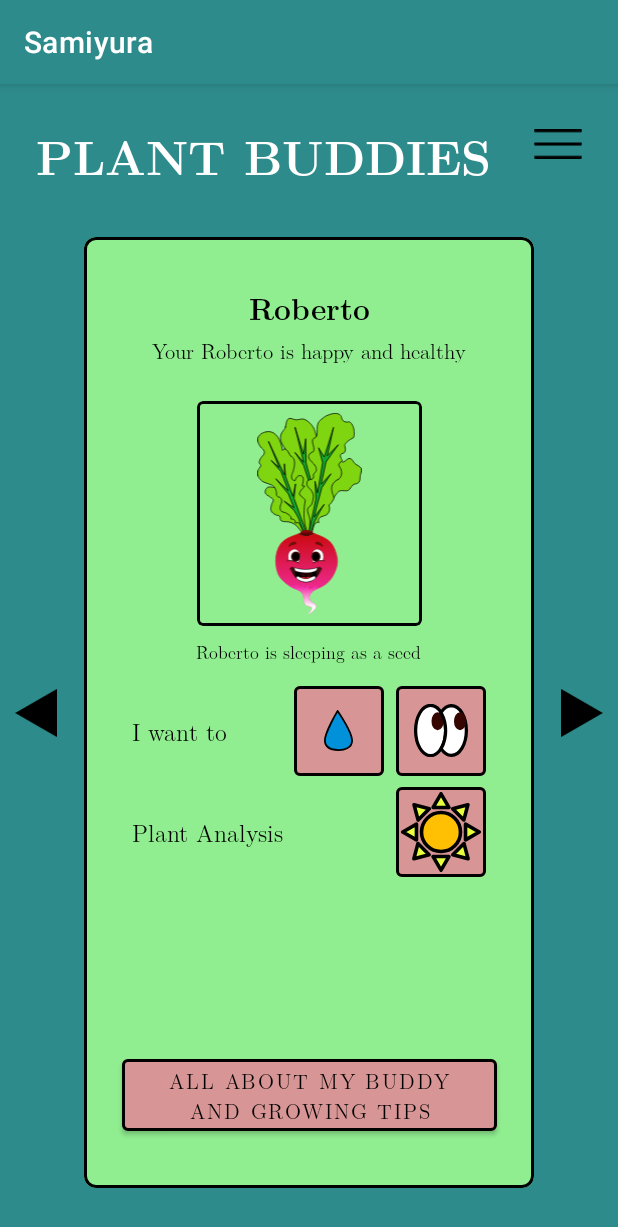
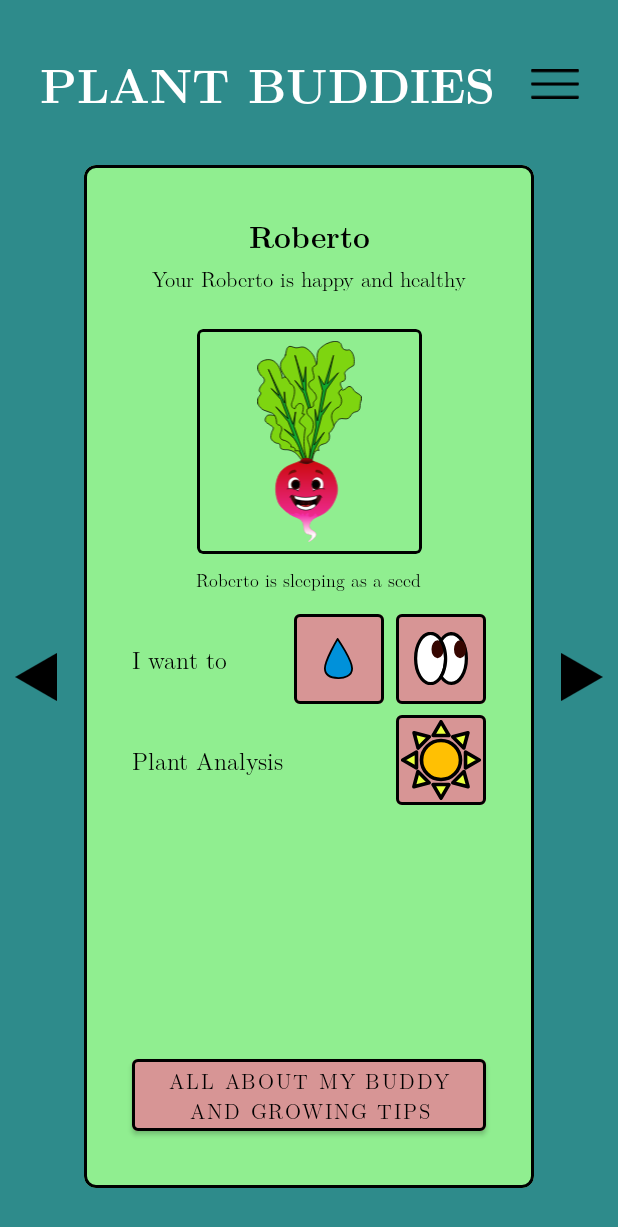
Before and after one commit to minervarr/SamiYura, an Android app: the screen it shows after launch (MainActivity), on a phone screen of 412 x 824 dp. Shown: the top 1227 px of the screen. Run offline under Robolectric (Android 15) with nearby library versions, the phone set to English and light mode, and no system bars.

Commit message:
Delete this bullshit=

```diff
--- a/app/src/main/java/com/nava/samiyuri/MainActivity.java
+++ b/app/src/main/java/com/nava/samiyuri/MainActivity.java
@@ -1,18 +1,23 @@
 package com.nava.samiyuri;
 
+// ADD THIS IMPORT for edge-to-edge handling
+import androidx.core.graphics.Insets;
+import androidx.core.view.ViewCompat;
+import androidx.core.view.WindowInsetsCompat;
+
 // Android framework imports for basic app functionality
-import androidx.appcompat.app.AppCompatActivity;  // Base class for activities with modern features
-import androidx.lifecycle.ViewModelProvider;       // For creating ViewModel instances
-import android.os.Bundle;                        // For saving/restoring activity state
-import android.view.View;                        // For handling click events
-import android.widget.Toast;                     // For showing user feedback messages
+import androidx.appcompat.app.AppCompatActivity;
+import androidx.lifecycle.ViewModelProvider;
+import android.os.Bundle;
+import android.view.View;
+import android.widget.Toast;
 
 // Project-specific imports
-import com.nava.samiyuri.databinding.ActivityMainBinding;  // Auto-generated binding for layout
-import com.nava.samiyuri.model.Plant;                     // Plant model for data types
-import com.nava.samiyuri.model.BuddyMessageEvent;         // NEW: Message event data class
-import com.nava.samiyuri.model.BuddyMessageType;          // NEW: Message type enum
-import com.nava.samiyuri.viewmodel.PlantViewModel;         // Our ViewModel for business logic
+import com.nava.samiyuri.databinding.ActivityMainBinding;
+import com.nava.samiyuri.model.Plant;
+import com.nava.samiyuri.model.BuddyMessageEvent;
+import com.nava.samiyuri.model.BuddyMessageType;
+import com.nava.samiyuri.viewmodel.PlantViewModel;
 
 /**
  * MainActivity - The "Buddy Dashboard" UI layer of the Samiyura app (MVVM Pattern)
@@ -54,25 +59,34 @@ public class MainActivity extends AppCompatActivity {
      * 3. Set up LiveData observers for reactive UI updates
      * 4. Configure user interaction listeners
      */
+
     @Override
     protected void onCreate(Bundle savedInstanceState) {
         super.onCreate(savedInstanceState);
-
-        // STEP 1: Set up the user interface using View Binding
-        // This inflates (creates) all UI components from the XML layout file
         binding = ActivityMainBinding.inflate(getLayoutInflater());
         setContentView(binding.getRoot());
 
-        // STEP 2: Initialize ViewModel using ViewModelProvider
-        // ViewModelProvider ensures the ViewModel survives configuration changes
+        // --- START: CORRECTED EDGE-TO-EDGE LAYOUT CODE ---
+        ViewCompat.setOnApplyWindowInsetsListener(binding.getRoot(), (v, insets) -> {
+            // FIX: Get the insets for the system bars. This returns an 'Insets' object.
+            Insets systemBars = insets.getInsets(WindowInsetsCompat.Type.systemBars());
+
+            // FIX: Use the 'left', 'top', 'right', and 'bottom' properties from the Insets object.
+            // The previous "Cannot resolve symbol" error happened because we were trying
+            // to access these properties from the wrong object. This is the correct way.
+            v.setPadding(systemBars.left, systemBars.top, systemBars.right, systemBars.bottom);
+
+            // Return the insets so the system can process them.
+            return insets;
+        });
+        // --- END: CORRECTED EDGE-TO-EDGE LAYOUT CODE ---
+
         plantViewModel = new ViewModelProvider(this).get(PlantViewModel.class);
-
-        // STEP 3: Set up LiveData observers for reactive UI updates
         setupLiveDataObservers();
-
-        // STEP 4: Set up user interaction listeners
         setupBuddyCareListeners();
     }
+
+
 
     /**
      * Sets up LiveData observers for reactive UI updates
@@ -232,19 +246,19 @@ public class MainActivity extends AppCompatActivity {
             }
         });
 
+        // Sunlight Button - Positive reinforcement care action
+        binding.buttonSunlight.setOnClickListener(new View.OnClickListener() {
+            @Override
+            public void onClick(View v) {
+                plantViewModel.giveSunlightToBuddy();
+            }
+        });
+
         // Plant Analysis Button - Interactive survey for Observer's Journal
         binding.buttonAnalyzePlant.setOnClickListener(new View.OnClickListener() {
             @Override
             public void onClick(View v) {
                 plantViewModel.startPlantAnalysis();
-            }
-        });
-
-        // Sunlight Button - Positive reinforcement care action
-        binding.buttonSunlight.setOnClickListener(new View.OnClickListener() {
-            @Override
-            public void onClick(View v) {
-                plantViewModel.giveSunlightToBuddy();
             }
         });
 
--- a/app/src/main/res/layout/activity_main.xml
+++ b/app/src/main/res/layout/activity_main.xml
@@ -1,6 +1,5 @@
 <?xml version="1.0" encoding="utf-8"?>
-<androidx.constraintlayout.widget.ConstraintLayout
-    xmlns:android="http://schemas.android.com/apk/res/android"
+<androidx.constraintlayout.widget.ConstraintLayout xmlns:android="http://schemas.android.com/apk/res/android"
     xmlns:app="http://schemas.android.com/apk/res-auto"
     xmlns:tools="http://schemas.android.com/tools"
     android:layout_width="match_parent"
@@ -8,34 +7,35 @@
     android:background="?attr/colorPrimary"
     tools:context=".MainActivity">
 
-    <!-- HEADER SECTION -->
     <TextView
         android:id="@+id/header_title"
         android:layout_width="wrap_content"
         android:layout_height="wrap_content"
+        android:layout_marginStart="32dp"
+        android:layout_marginTop="32dp"
+        android:layout_marginEnd="24dp"
+        android:fontFamily="@font/lmroman_font_family"
         android:text="@string/header_plants"
+        android:textColor="?attr/colorOnPrimary"
         android:textSize="32sp"
         android:textStyle="bold"
-        android:textColor="?attr/colorOnPrimary"
-        android:fontFamily="@font/lmroman_font_family"
-        android:layout_marginTop="24dp"
-        android:layout_marginStart="24dp"
-        app:layout_constraintTop_toTopOf="parent"
-        app:layout_constraintStart_toStartOf="parent" />
+        app:layout_constraintEnd_toStartOf="@+id/menu_icon"
+        app:layout_constraintStart_toStartOf="parent"
+        app:layout_constraintTop_toTopOf="parent" />
 
-    <!-- Menu icon -->
     <ImageView
         android:id="@+id/menu_icon"
         android:layout_width="32dp"
         android:layout_height="32dp"
-        android:layout_marginTop="24dp"
-        android:layout_marginEnd="24dp"
+        android:layout_marginTop="40dp"
+        android:layout_marginEnd="32dp"
         android:contentDescription="@string/menu_description"
         android:src="@drawable/icon_menu"
-        app:layout_constraintTop_toTopOf="parent"
-        app:layout_constraintEnd_toEndOf="parent" />
+        app:layout_constraintEnd_toEndOf="parent"
+        app:layout_constraintHorizontal_bias="1.0"
+        app:layout_constraintStart_toEndOf="@+id/header_title"
+        app:layout_constraintTop_toTopOf="parent" />
 
-    <!-- LEFT NAVIGATION ARROW -->
     <ImageView
         android:id="@+id/arrow_left"
         android:layout_width="32dp"
@@ -43,11 +43,10 @@
         android:layout_marginStart="8dp"
         android:contentDescription="@string/previous_buddy"
         android:src="@drawable/arrow_left"
-        app:layout_constraintTop_toTopOf="@id/central_card"
         app:layout_constraintBottom_toBottomOf="@id/central_card"
-        app:layout_constraintStart_toStartOf="parent" />
+        app:layout_constraintStart_toStartOf="parent"
+        app:layout_constraintTop_toTopOf="@id/central_card" />
 
-    <!-- RIGHT NAVIGATION ARROW -->
     <ImageView
         android:id="@+id/arrow_right"
         android:layout_width="32dp"
@@ -55,64 +54,60 @@
         android:layout_marginEnd="8dp"
         android:contentDescription="@string/next_buddy"
         android:src="@drawable/arrow_right"
-        app:layout_constraintTop_toTopOf="@id/central_card"
         app:layout_constraintBottom_toBottomOf="@id/central_card"
-        app:layout_constraintEnd_toEndOf="parent" />
+        app:layout_constraintEnd_toEndOf="parent"
+        app:layout_constraintTop_toTopOf="@id/central_card" />
 
-    <!-- CENTRAL BUDDY CARD -->
     <com.google.android.material.card.MaterialCardView
         android:id="@+id/central_card"
         android:layout_width="0dp"
         android:layout_height="0dp"
         android:layout_marginStart="56dp"
+        android:layout_marginTop="32dp"
         android:layout_marginEnd="56dp"
-        android:layout_marginTop="32dp"
         android:layout_marginBottom="32dp"
         app:cardBackgroundColor="?attr/colorSurface"
         app:cardCornerRadius="8dp"
         app:cardElevation="0dp"
-        app:strokeWidth="2dp"
+        app:layout_constraintBottom_toBottomOf="parent"
+        app:layout_constraintEnd_toEndOf="parent"
+        app:layout_constraintStart_toStartOf="parent"
+        app:layout_constraintTop_toBottomOf="@id/header_title"
         app:strokeColor="#000000"
-        app:layout_constraintTop_toBottomOf="@id/header_title"
-        app:layout_constraintBottom_toBottomOf="parent"
-        app:layout_constraintStart_toStartOf="parent"
-        app:layout_constraintEnd_toEndOf="parent">
+        app:strokeWidth="2dp">
 
         <androidx.constraintlayout.widget.ConstraintLayout
             android:layout_width="match_parent"
             android:layout_height="match_parent"
             android:padding="16dp">
 
-            <!-- BUDDY NAME -->
             <TextView
                 android:id="@+id/buddy_name"
                 android:layout_width="wrap_content"
                 android:layout_height="wrap_content"
+                android:layout_marginTop="16dp"
+                android:fontFamily="@font/lmroman_font_family"
                 android:text="@string/default_buddy_name"
+                android:textColor="?attr/colorOnSurface"
                 android:textSize="20sp"
                 android:textStyle="bold"
-                android:textColor="?attr/colorOnSurface"
-                android:fontFamily="@font/lmroman_font_family"
-                android:layout_marginTop="16dp"
-                app:layout_constraintTop_toTopOf="parent"
+                app:layout_constraintEnd_toEndOf="parent"
                 app:layout_constraintStart_toStartOf="parent"
-                app:layout_constraintEnd_toEndOf="parent" />
+                app:layout_constraintTop_toTopOf="parent" />
 
-            <!-- BUDDY STATUS MESSAGE -->
             <TextView
                 android:id="@+id/buddy_status"
                 android:layout_width="wrap_content"
                 android:layout_height="wrap_content"
+                android:layout_marginTop="4dp"
+                android:fontFamily="@font/lmroman_font_family"
                 android:text="@string/status_happy"
+                android:textColor="?attr/colorOnSurface"
                 android:textSize="14sp"
-                android:textColor="?attr/colorOnSurface"
-                android:fontFamily="@font/lmroman_font_family"
-                android:layout_marginTop="4dp"
-                app:layout_constraintTop_toBottomOf="@id/buddy_name"
+                app:layout_constraintEnd_toEndOf="parent"
                 app:layout_constraintStart_toStartOf="parent"
-                app:layout_constraintEnd_toEndOf="parent" />
+                app:layout_constraintTop_toBottomOf="@id/buddy_name" />
 
-            <!-- BUDDY AVATAR CONTAINER -->
             <com.google.android.material.card.MaterialCardView
                 android:id="@+id/buddy_avatar_container"
                 android:layout_width="150dp"
@@ -121,54 +116,50 @@
                 app:cardBackgroundColor="?attr/colorSurface"
                 app:cardCornerRadius="4dp"
                 app:cardElevation="0dp"
-                app:strokeWidth="2dp"
+                app:layout_constraintEnd_toEndOf="parent"
+                app:layout_constraintStart_toStartOf="parent"
+                app:layout_constraintTop_toBottomOf="@id/buddy_status"
                 app:strokeColor="#000000"
-                app:layout_constraintTop_toBottomOf="@id/buddy_status"
-                app:layout_constraintStart_toStartOf="parent"
-                app:layout_constraintEnd_toEndOf="parent">
+                app:strokeWidth="2dp">
 
                 <ImageView
                     android:id="@+id/buddy_avatar"
                     android:layout_width="match_parent"
                     android:layout_height="match_parent"
                     android:contentDescription="@string/buddy_avatar_description"
-                    android:src="@drawable/plant_radish_happy"
-                    android:padding="8dp" />
+                    android:padding="8dp"
+                    android:src="@drawable/plant_radish_happy" />
 
             </com.google.android.material.card.MaterialCardView>
 
-            <!-- BUDDY GROWTH STAGE DESCRIPTION -->
             <TextView
                 android:id="@+id/buddy_growth_stage"
                 android:layout_width="wrap_content"
                 android:layout_height="wrap_content"
+                android:layout_marginTop="8dp"
+                android:fontFamily="@font/lmroman_font_family"
                 android:text="@string/stage_seed"
+                android:textColor="?attr/colorOnSurface"
                 android:textSize="12sp"
-                android:textColor="?attr/colorOnSurface"
-                android:fontFamily="@font/lmroman_font_family"
-                android:layout_marginTop="8dp"
-                app:layout_constraintTop_toBottomOf="@id/buddy_avatar_container"
+                app:layout_constraintEnd_toEndOf="parent"
                 app:layout_constraintStart_toStartOf="parent"
-                app:layout_constraintEnd_toEndOf="parent" />
+                app:layout_constraintTop_toBottomOf="@id/buddy_avatar_container" />
 
-            <!-- BUDDY CARE ACTIONS ROW -->
             <TextView
                 android:id="@+id/label_i_want"
                 android:layout_width="wrap_content"
                 android:layout_height="wrap_content"
+                android:layout_marginStart="16dp"
+                android:layout_marginTop="32dp"
+                android:fontFamily="@font/lmroman_font_family"
                 android:text="@string/label_i_want"
+                android:textColor="?attr/colorOnSurface"
                 android:textSize="16sp"
-                android:textColor="?attr/colorOnSurface"
-                android:fontFamily="@font/lmroman_font_family"
-                android:layout_marginTop="32dp"
-                android:layout_marginStart="16dp"
-                app:layout_constraintTop_toBottomOf="@id/buddy_growth_stage"
-                app:layout_constraintStart_toStartOf="parent" />
+                app:layout_constraintStart_toStartOf="parent"
+                app:layout_constraintTop_toBottomOf="@id/buddy_growth_stage" />
 
-            <!-- Water Buddy Button -->
             <com.google.android.material.button.MaterialButton
                 android:id="@+id/button_water_buddy"
-                app:iconTint="@null"
                 style="@style/Theme.Samiyura.PinkImageButton"
                 android:layout_width="60dp"
                 android:layout_height="60dp"
@@ -179,14 +170,13 @@
                 app:icon="@drawable/icon_water"
                 app:iconGravity="textStart"
                 app:iconPadding="0dp"
-                app:layout_constraintTop_toTopOf="@id/label_i_want"
+                app:iconTint="@null"
                 app:layout_constraintBottom_toBottomOf="@id/label_i_want"
-                app:layout_constraintEnd_toStartOf="@id/button_analyze_plant" />
+                app:layout_constraintEnd_toStartOf="@id/button_analyze_plant"
+                app:layout_constraintTop_toTopOf="@id/label_i_want" />
 
-            <!-- Plant Analysis Button -->
             <com.google.android.material.button.MaterialButton
                 android:id="@+id/button_analyze_plant"
-                app:iconTint="@null"
                 style="@style/Theme.Samiyura.PinkImageButton"
                 android:layout_width="60dp"
                 android:layout_height="60dp"
@@ -197,11 +187,11 @@
                 app:icon="@drawable/icon_analysis"
                 app:iconGravity="textStart"
                 app:iconPadding="0dp"
-                app:layout_constraintTop_toTopOf="@id/label_i_want"
+                app:iconTint="@null"
                 app:layout_constraintBottom_toBottomOf="@id/label_i_want"
-                app:layout_constraintEnd_toEndOf="parent" />
+                app:layout_constraintEnd_toEndOf="parent"
+                app:layout_constraintTop_toTopOf="@id/label_i_want" />
 
-            <!-- PLANT ANALYSIS LABEL ROW -->
             <TextView
                 android:id="@+id/label_plant_analysis"
                 android:layout_width="wrap_content"
@@ -215,10 +205,8 @@
                 app:layout_constraintStart_toStartOf="parent"
                 app:layout_constraintTop_toBottomOf="@id/label_i_want" />
 
-            <!-- Give Sunlight Button -->
             <com.google.android.material.button.MaterialButton
                 android:id="@+id/button_sunlight"
-                app:iconTint="@null"
                 style="@style/Theme.Samiyura.PinkImageButton"
                 android:layout_width="60dp"
                 android:layout_height="60dp"
@@ -229,23 +217,25 @@
                 app:icon="@drawable/icon_sun"
                 app:iconGravity="textStart"
                 app:iconPadding="0dp"
-                app:layout_constraintTop_toTopOf="@id/label_plant_analysis"
+                app:iconTint="@null"
                 app:layout_constraintBottom_toBottomOf="@id/label_plant_analysis"
-                app:layout_constraintEnd_toEndOf="parent" />
+                app:layout_constraintEnd_toEndOf="parent"
+                app:layout_constraintTop_toTopOf="@id/label_plant_analysis" />
 
-            <!-- FOOTER INFO BUTTON -->
             <com.google.android.material.button.MaterialButton
                 android:id="@+id/button_info"
                 style="@style/Theme.Samiyura.PinkButton"
-                android:layout_width="250dp"
+                android:layout_width="0dp"
                 android:layout_height="60dp"
+                android:layout_marginStart="16dp"
+                android:layout_marginEnd="16dp"
                 android:layout_marginBottom="16dp"
+                android:fontFamily="@font/lmroman_font_family"
                 android:text="@string/button_info_text"
                 android:textSize="14sp"
-                android:fontFamily="@font/lmroman_font_family"
                 app:layout_constraintBottom_toBottomOf="parent"
-                app:layout_constraintStart_toStartOf="parent"
-                app:layout_constraintEnd_toEndOf="parent" />
+                app:layout_constraintEnd_toEndOf="parent"
+                app:layout_constraintStart_toStartOf="parent" />
 
         </androidx.constraintlayout.widget.ConstraintLayout>
 
--- a/app/src/main/res/values-night/themes.xml
+++ b/app/src/main/res/values-night/themes.xml
@@ -1,6 +1,6 @@
 <resources xmlns:tools="http://schemas.android.com/tools">
     <!-- Base application theme (Dark Mode) -->
-    <style name="Theme.Samiyura" parent="Theme.MaterialComponents.DayNight.DarkActionBar">
+    <style name="Theme.Samiyura" parent="Theme.MaterialComponents.DayNight.NoActionBar">
         <!-- Primary brand color (Teal - slightly lighter for dark mode) -->
         <item name="colorPrimary">#4EBABA</item>
         <item name="colorPrimaryVariant">#2E8B8B</item>
--- a/app/src/main/res/values/themes.xml
+++ b/app/src/main/res/values/themes.xml
@@ -1,6 +1,6 @@
 <resources xmlns:tools="http://schemas.android.com/tools">
     <!-- Base application theme (Light Mode) -->
-    <style name="Theme.Samiyura" parent="Theme.MaterialComponents.DayNight.DarkActionBar">
+    <style name="Theme.Samiyura" parent="Theme.MaterialComponents.DayNight.NoActionBar">
         <!-- Primary brand color (Teal - main app branding) -->
         <item name="colorPrimary">#2E8B8B</item>
         <item name="colorPrimaryVariant">#1E5F5F</item>
```
